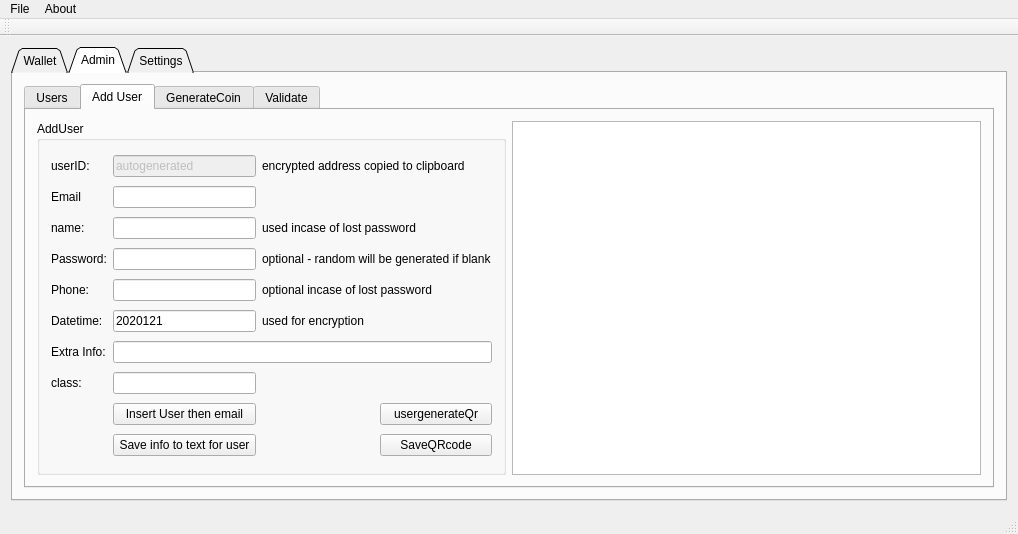
This is qtCoin/mainwindow.ui in netpipe/EcoCoin as Qt 5 draws it before an edit. The edited form follows.
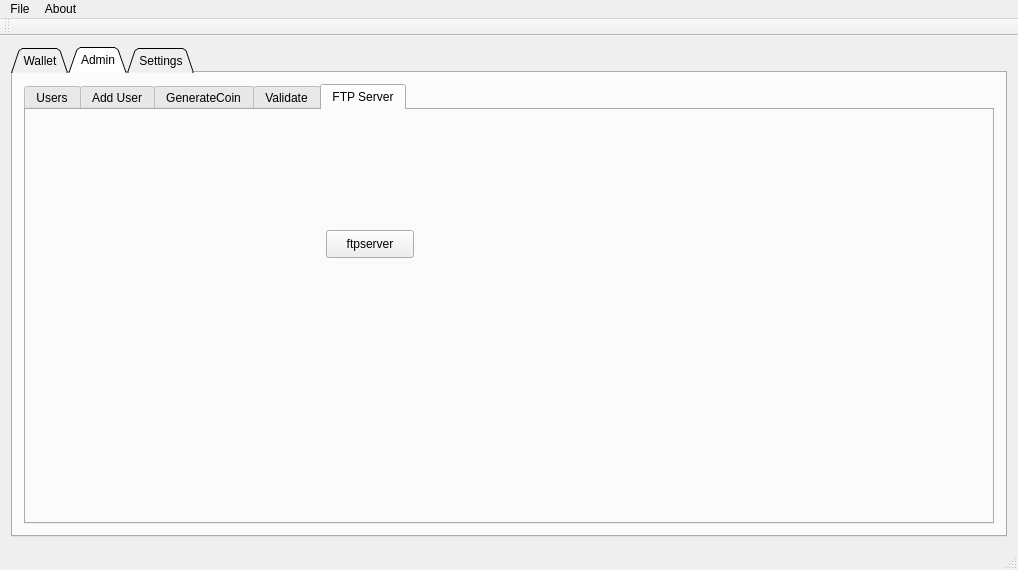
This is the edited form. The open tabs and pages were chosen to show the change.

The edit to the form file:
```diff
--- a/qtCoin/mainwindow.ui
+++ b/qtCoin/mainwindow.ui
@@ -7,7 +7,7 @@
     <x>0</x>
     <y>0</y>
     <width>1018</width>
-    <height>534</height>
+    <height>570</height>
    </rect>
   </property>
   <property name="windowTitle">
@@ -795,7 +795,7 @@
         <item row="0" column="1">
          <widget class="QTabWidget" name="tabWidget_3">
           <property name="currentIndex">
-           <number>1</number>
+           <number>4</number>
           </property>
           <widget class="QWidget" name="tab_8">
            <attribute name="title">
@@ -1565,6 +1565,24 @@
             </item>
            </layout>
           </widget>
+          <widget class="QWidget" name="tab_6">
+           <attribute name="title">
+            <string>FTP Server</string>
+           </attribute>
+           <widget class="QPushButton" name="ftpserver">
+            <property name="geometry">
+             <rect>
+              <x>300</x>
+              <y>120</y>
+              <width>88</width>
+              <height>28</height>
+             </rect>
+            </property>
+            <property name="text">
+             <string>ftpserver</string>
+            </property>
+           </widget>
+          </widget>
          </widget>
         </item>
        </layout>
```
Left out of the diff: 2 changed lines with no effect on the pictures.
